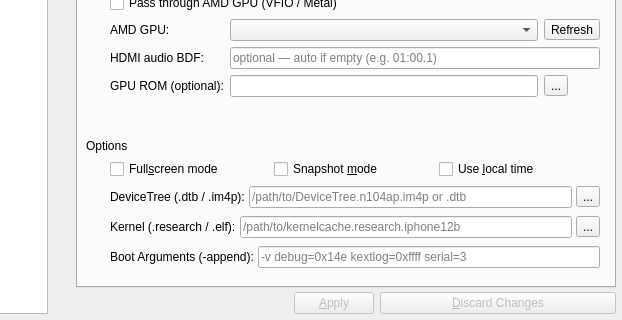
chronic8000/aqemu, file src/Main_Window.ui: the form before one commit; both pictures show x 360 to 982 and y 854 to 1174 of the 982 by 1174 pixel window.
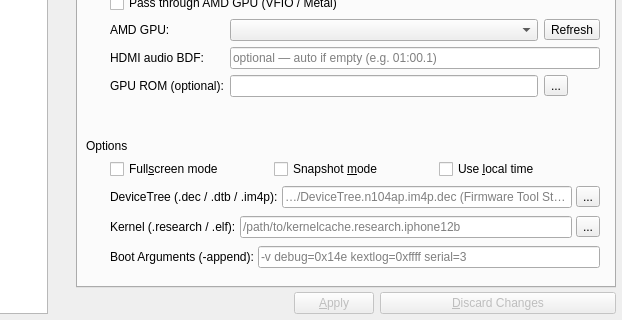
The form after the commit. Icons and pictures are not drawn. Custom widgets are drawn as their Qt base class.

```diff
--- a/src/Main_Window.ui
+++ b/src/Main_Window.ui
@@ -2136,7 +2136,7 @@
                      <item>
                       <widget class="QLabel" name="Label_DeviceTree_Main">
                        <property name="text">
-                        <string>DeviceTree (.dtb / .im4p):</string>
+                        <string>DeviceTree (.dec / .dtb / .im4p):</string>
                        </property>
                       </widget>
                      </item>
@@ -2146,7 +2146,7 @@
                         <string>DeviceTree payload for Apple Silicon / iOS QEMU boot (-dtb)</string>
                        </property>
                        <property name="placeholderText">
-                        <string>/path/to/DeviceTree.n104ap.im4p or .dtb</string>
+                        <string>…/DeviceTree.n104ap.im4p.dec (Firmware Tool Step 4)</string>
                        </property>
                       </widget>
                      </item>
```
